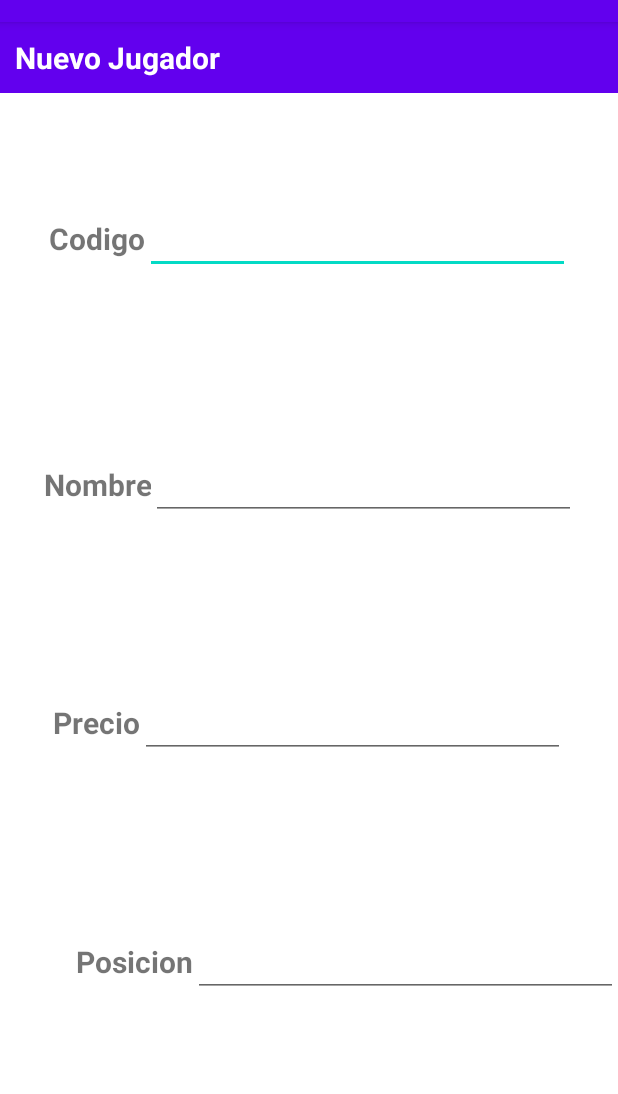
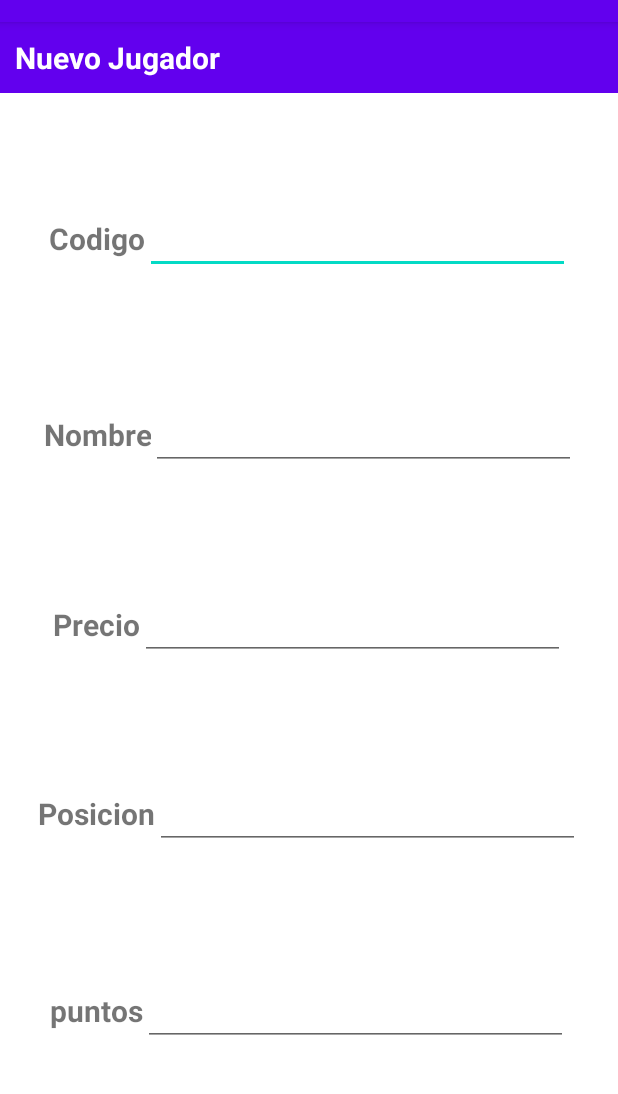
Before and after one commit to rcanelav/Ej1RCV, an Android app: the AddPlayerActivity screen opened directly, with no data from a screen before it, on a phone screen of 412 x 824 dp, the part 62-1156 px from its top. Run offline under Robolectric (Android 15) with nearby library versions, the phone set to English and light mode, and no system bars.

```diff
--- a/app/src/main/java/com/liceolapaz/dam/ej1rcv/AddPlayerActivity.kt
+++ b/app/src/main/java/com/liceolapaz/dam/ej1rcv/AddPlayerActivity.kt
@@ -1,11 +1,20 @@
 package com.liceolapaz.dam.ej1rcv
 
+import android.database.sqlite.SQLiteDatabase
 import androidx.appcompat.app.AppCompatActivity
 import android.os.Bundle
+import com.liceolapaz.dam.ej1rcv.databinding.ActivityAddPlayerBinding
+import com.liceolapaz.dam.ej1rcv.databinding.ActivityPlayerListBinding
 
 class AddPlayerActivity : AppCompatActivity() {
+    lateinit var binding : ActivityAddPlayerBinding
+    lateinit var playersDBHelper: miSQLiteHelper
     override fun onCreate(savedInstanceState: Bundle?) {
         super.onCreate(savedInstanceState)
         setContentView(R.layout.activity_add_player)
+        playersDBHelper = miSQLiteHelper(this)
+
+        binding = ActivityAddPlayerBinding.inflate(layoutInflater)
+        setContentView(binding.root)
     }
 }
--- /dev/null
+++ b/app/src/main/java/com/liceolapaz/dam/ej1rcv/Player.kt
@@ -0,0 +1,3 @@
+package com.liceolapaz.dam.ej1rcv
+
+data class Player(val name:String, val price:Double, val position:String, val points:Int)
--- a/app/src/main/res/layout/activity_add_player.xml
+++ b/app/src/main/res/layout/activity_add_player.xml
@@ -3,7 +3,7 @@
     xmlns:app="http://schemas.android.com/apk/res-auto"
     xmlns:tools="http://schemas.android.com/tools"
     android:layout_width="match_parent"
-    android:layout_height="match_parent"
+    android:layout_height="500dp"
     tools:context=".AddPlayerActivity">
 
     <LinearLayout
@@ -60,7 +60,7 @@
             android:id="@+id/etPlayerCode"
             android:layout_width="283dp"
             android:layout_height="wrap_content"
-            android:ems="11"
+            android:ems="10"
             android:inputType="textPersonName"
             app:layout_constraintHorizontal_bias="0.25"
             app:layout_constraintStart_toEndOf="parent"
@@ -143,9 +143,8 @@
         android:layout_width="wrap_content"
         android:layout_height="50dp"
         android:orientation="horizontal"
-        app:layout_constraintBottom_toBottomOf="parent"
+        app:layout_constraintBottom_toTopOf="@id/pointsLayout"
         app:layout_constraintEnd_toEndOf="parent"
-        app:layout_constraintHorizontal_bias="1.0"
         app:layout_constraintStart_toStartOf="parent"
         app:layout_constraintTop_toBottomOf="@+id/priceLayout">
 
@@ -173,4 +172,39 @@
             app:layout_constraintStart_toEndOf="@+id/txtPlayerCode"
             app:layout_constraintTop_toBottomOf="@+id/nameLayout" />
     </LinearLayout>
+
+    <LinearLayout
+        android:id="@+id/pointsLayout"
+        android:layout_width="wrap_content"
+        android:layout_height="50dp"
+        android:orientation="horizontal"
+        app:layout_constraintBottom_toBottomOf="parent"
+        app:layout_constraintEnd_toEndOf="parent"
+        app:layout_constraintStart_toStartOf="parent"
+        app:layout_constraintTop_toBottomOf="@+id/positionLayout">
+
+        <TextView
+            android:id="@+id/txtPlayerPoints"
+            android:layout_width="wrap_content"
+            android:layout_height="wrap_content"
+            android:gravity="center"
+            android:text="puntos"
+            android:textSize="20sp"
+            android:textStyle="bold"
+            app:layout_constraintEnd_toEndOf="parent"
+            app:layout_constraintHorizontal_bias="0.12"
+            app:layout_constraintStart_toStartOf="parent"
+            app:layout_constraintTop_toBottomOf="@+id/priceLayout" />
+
+        <EditText
+            android:id="@+id/etPlayerPoints"
+            android:layout_width="283dp"
+            android:layout_height="wrap_content"
+            android:ems="11"
+            android:inputType="textPersonName"
+            app:layout_constraintEnd_toEndOf="parent"
+            app:layout_constraintHorizontal_bias="0.25"
+            app:layout_constraintStart_toEndOf="@+id/txtPlayerCode"
+            app:layout_constraintTop_toBottomOf="@+id/nameLayout" />
+    </LinearLayout>
 </androidx.constraintlayout.widget.ConstraintLayout>
```
Also changed, not shown: app/src/main/java/com/liceolapaz/dam/ej1rcv/PlayerListActivity.kt (+10 -17 lines), app/src/main/java/com/liceolapaz/dam/ej1rcv/miSQLiteHelper.kt (+26 -11 lines).
